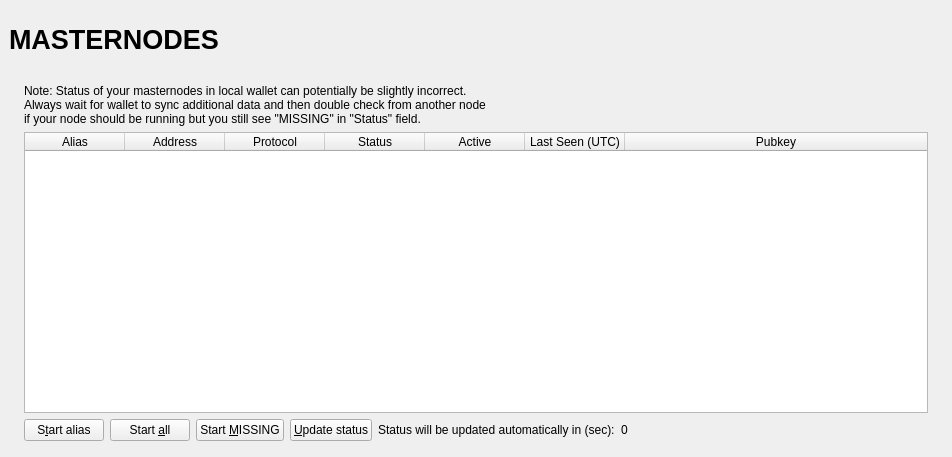
Old version of the form src/qt/forms/masternodelist.ui in the repository BitHostCoin/BitHost.
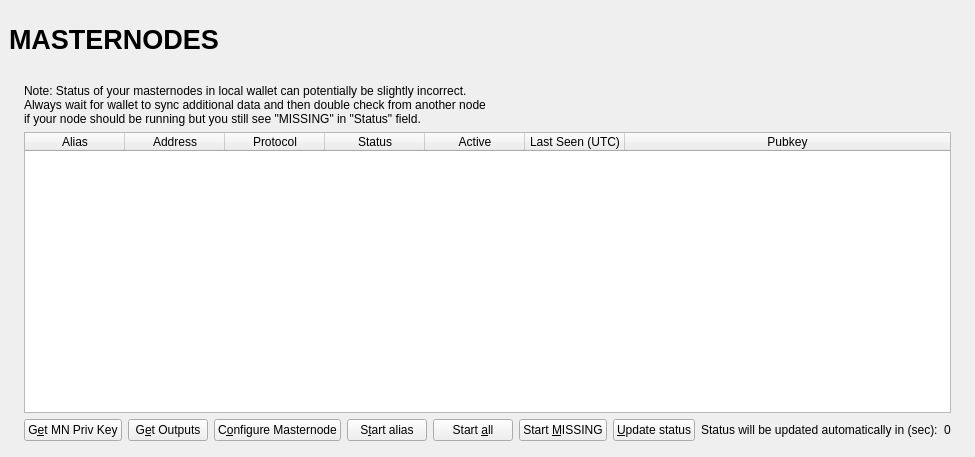
New version of the form.

```diff
--- a/src/qt/forms/masternodelist.ui
+++ b/src/qt/forms/masternodelist.ui
@@ -282,6 +282,27 @@
                   <property name="bottomMargin">
                    <number>0</number>
                   </property>
+                  <item>
+                   <widget class="QPushButton" name="getMNPrivKeyButton">
+                    <property name="text">
+                     <string>G&amp;et MN Priv Key</string>
+                    </property>
+                   </widget>
+                  </item>
+                  <item>
+                   <widget class="QPushButton" name="getOutputsButton">
+                    <property name="text">
+                     <string>G&amp;et Outputs</string>
+                    </property>
+                   </widget>
+                  </item>
+                  <item>
+                   <widget class="QPushButton" name="configureMasternodeButton">
+                    <property name="text">
+                     <string>C&amp;onfigure Masternode</string>
+                    </property>
+                   </widget>
+                  </item>									
                   <item>
                    <widget class="QPushButton" name="startButton">
                     <property name="text">
```
